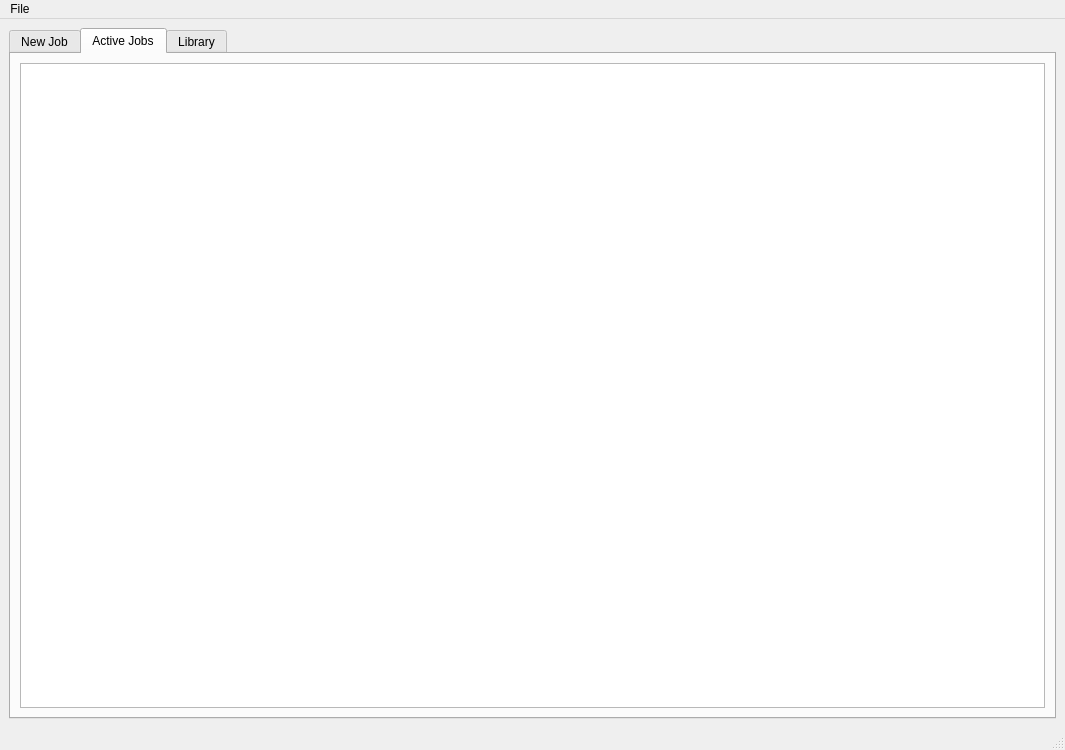
captnjohnny1618/CTBB_Pipeline, file ctbb_pipeline.ui: the form before one commit.
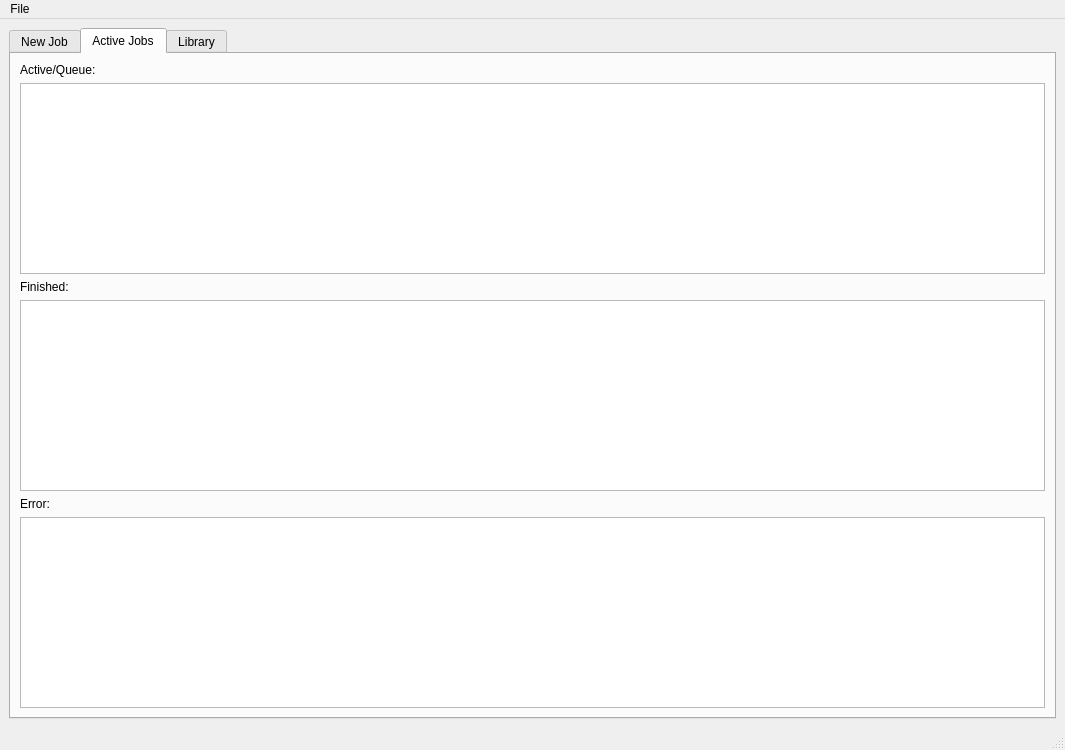
The form after the commit. The open tabs and pages were chosen to show the change.

Commit message: Everything running. After tests with Dan's data, we'll be ready to merge into master

What changed in the file:
```diff
--- a/ctbb_pipeline.ui
+++ b/ctbb_pipeline.ui
@@ -262,7 +262,41 @@
        </attribute>
        <layout class="QVBoxLayout" name="verticalLayout_5">
         <item>
-         <widget class="QListWidget" name="listWidget"/>
+         <widget class="QLabel" name="label">
+          <property name="text">
+           <string>Active/Queue:</string>
+          </property>
+         </widget>
+        </item>
+        <item>
+         <widget class="QListWidget" name="activeQueue_listWidget"/>
+        </item>
+        <item>
+         <widget class="QLabel" name="label_2">
+          <property name="text">
+           <string>Finished:</string>
+          </property>
+         </widget>
+        </item>
+        <item>
+         <widget class="QListWidget" name="completed_listWidget"/>
+        </item>
+        <item>
+         <widget class="QLabel" name="label_3">
+          <property name="text">
+           <string>Error:</string>
+          </property>
+         </widget>
+        </item>
+        <item>
+         <widget class="QListWidget" name="error_listWidget">
+          <property name="maximumSize">
+           <size>
+            <width>16777215</width>
+            <height>256</height>
+           </size>
+          </property>
+         </widget>
         </item>
        </layout>
       </widget>
```
Left out of the diff: 2 changed lines with no effect on the pictures. The commit also changes 1 other file.
